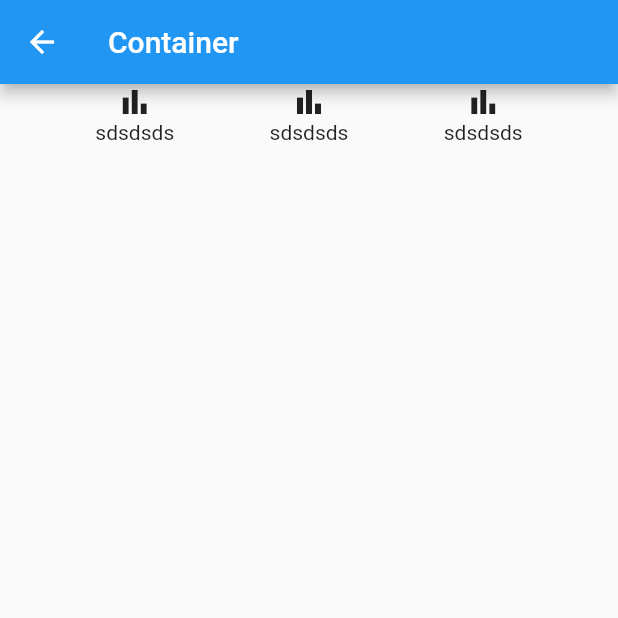
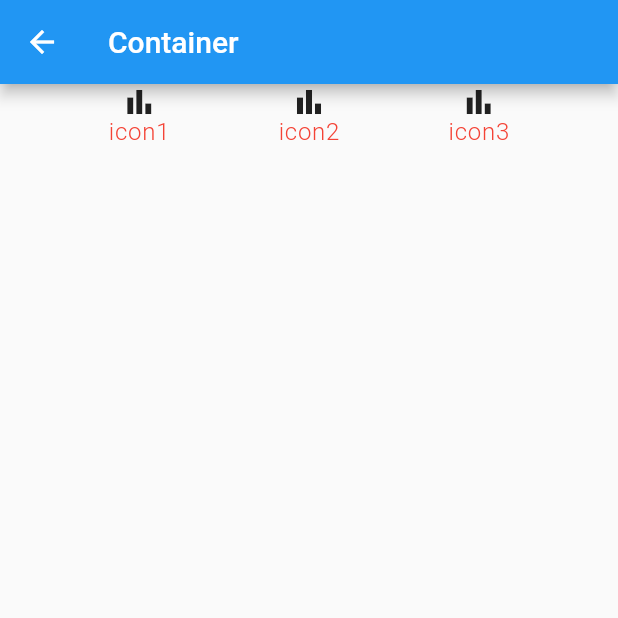
Before and after one commit to lbc19920615/flutter-mcenter, a Flutter app: the DemoPageBarPage screen opened by its route, on a phone screen of 412 x 824 dp, the top half of it. Run offline on Flutter 3.47's test engine with Material 2 defaults, Android fonts, the light colour scheme and no system bars.

Commit message:
add model

```diff
--- /dev/null
+++ b/lib/models/IconItem.dart
@@ -0,0 +1,54 @@
+import 'dart:convert';
+
+import 'package:flutter/material.dart';
+
+class IconItem {
+  final IconData icon;
+  final String name;
+  IconItem({
+    required this.icon,
+    required this.name,
+  });
+
+  IconItem copyWith({
+    IconData? icon,
+    String? name,
+  }) {
+    return IconItem(
+      icon: icon ?? this.icon,
+      name: name ?? this.name,
+    );
+  }
+
+  Map<String, dynamic> toMap() {
+    return {
+      'icon': icon.codePoint,
+      'name': name,
+    };
+  }
+
+  factory IconItem.fromMap(Map<String, dynamic> map) {
+    return IconItem(
+      icon: IconData(map['icon'], fontFamily: 'MaterialIcons'),
+      name: map['name'],
+    );
+  }
+
+  String toJson() => json.encode(toMap());
+
+  factory IconItem.fromJson(String source) =>
+      IconItem.fromMap(json.decode(source));
+
+  @override
+  String toString() => 'IconItem(icon: $icon, name: $name)';
+
+  @override
+  bool operator ==(Object other) {
+    if (identical(this, other)) return true;
+
+    return other is IconItem && other.icon == icon && other.name == name;
+  }
+
+  @override
+  int get hashCode => icon.hashCode ^ name.hashCode;
+}
--- a/lib/views/pages/demos/page_bar.dart
+++ b/lib/views/pages/demos/page_bar.dart
@@ -1,4 +1,23 @@
 import 'package:flutter/material.dart';
+import 'package:lbc_mcenter/models/IconItem.dart';
+
+final descTextStyle = TextStyle(
+  color: Colors.red,
+  fontWeight: FontWeight.w300,
+  fontFamily: 'Roboto',
+  letterSpacing: 0.5,
+  fontSize: 16,
+  height: 1,
+);
+
+var icons = [
+  // {"icon": Icons.bar_chart, "name": "icon1"},
+  // {"icon": Icons.bar_chart, "name": 'icon2'},
+  // {"icon": Icons.bar_chart, "name": 'icon3'},
+  IconItem(icon: Icons.bar_chart, name: 'icon1'),
+  IconItem(icon: Icons.bar_chart, name: 'icon2'),
+  IconItem(icon: Icons.bar_chart, name: 'icon3'),
+];
 
 class DemoPageBarPage extends StatefulWidget {
   @override
@@ -8,22 +27,29 @@ class DemoPageBarPage extends StatefulWidget {
 class _DemoPageBarPageState extends State<DemoPageBarPage> {
   @override
   Widget build(BuildContext context) {
+    var items = _buildBarItems();
     return Scaffold(
         appBar: AppBar(
           title: Text("Container"),
         ),
-        body: Container(
-            child: Row(
-                mainAxisAlignment: MainAxisAlignment.spaceEvenly,
-                children: [
-              _buildBarItem(),
-              _buildBarItem(),
-              _buildBarItem(),
-            ])));
+        body: DefaultTextStyle.merge(
+            style: descTextStyle,
+            child: Container(
+                child: Row(
+                    mainAxisAlignment: MainAxisAlignment.spaceEvenly,
+                    children: items))));
   }
 
-  Widget _buildBarItem() {
+  List<Widget> _buildBarItems() {
+    var children = <Widget>[];
+    icons.forEach((icon) {
+      children.add(_buildBarItem(icon));
+    });
+    return children;
+  }
+
+  Widget _buildBarItem(IconItem item) {
     return Column(
-        children: [Icon(Icons.bar_chart), Container(child: Text('sdsdsds'))]);
+        children: [Icon(item.icon), Container(child: Text(item.name))]);
   }
 }
```
